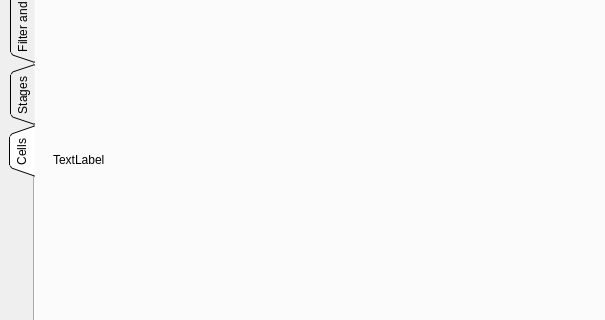
Before: the Qt Designer form app/designer/main_view/main_view.ui in grupo-tc-volcan/TP4, drawn with Qt 5; both pictures show x 0 to 605 and y 99 to 419 of the 1211 by 778 pixel window.
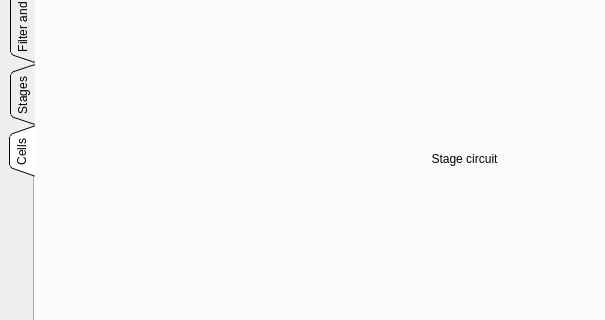
After: the same form once the commit is applied. The open tabs and pages were chosen to show the change. Icons and pictures are not drawn.

```diff
--- a/app/designer/main_view/main_view.ui
+++ b/app/designer/main_view/main_view.ui
@@ -752,7 +752,7 @@
         <string>Cells</string>
        </attribute>
        <layout class="QGridLayout" name="gridLayout_17">
-        <item row="0" column="1">
+        <item row="0" column="2">
          <widget class="QStackedWidget" name="cells_settings">
           <property name="maximumSize">
            <size>
@@ -764,7 +764,7 @@
           <widget class="QWidget" name="page_15"/>
          </widget>
         </item>
-        <item row="1" column="0" colspan="2">
+        <item row="1" column="0" colspan="3">
          <widget class="QListWidget" name="stages_list_cells">
           <property name="maximumSize">
            <size>
@@ -789,20 +789,11 @@
           </property>
          </widget>
         </item>
-        <item row="0" column="0">
-         <widget class="QStackedWidget" name="stackedWidget">
-          <widget class="QWidget" name="page_38">
-           <layout class="QGridLayout" name="gridLayout_18">
-            <item row="0" column="0">
-             <widget class="QLabel" name="label">
-              <property name="text">
-               <string>TextLabel</string>
-              </property>
-             </widget>
-            </item>
-           </layout>
-          </widget>
-          <widget class="QWidget" name="page_39"/>
+        <item row="0" column="0" colspan="2">
+         <widget class="QLabel" name="stage_circuit">
+          <property name="text">
+           <string>&lt;html&gt;&lt;head/&gt;&lt;body&gt;&lt;p align=&quot;center&quot;&gt;Stage circuit&lt;/p&gt;&lt;/body&gt;&lt;/html&gt;</string>
+          </property>
          </widget>
         </item>
        </layout>
```
